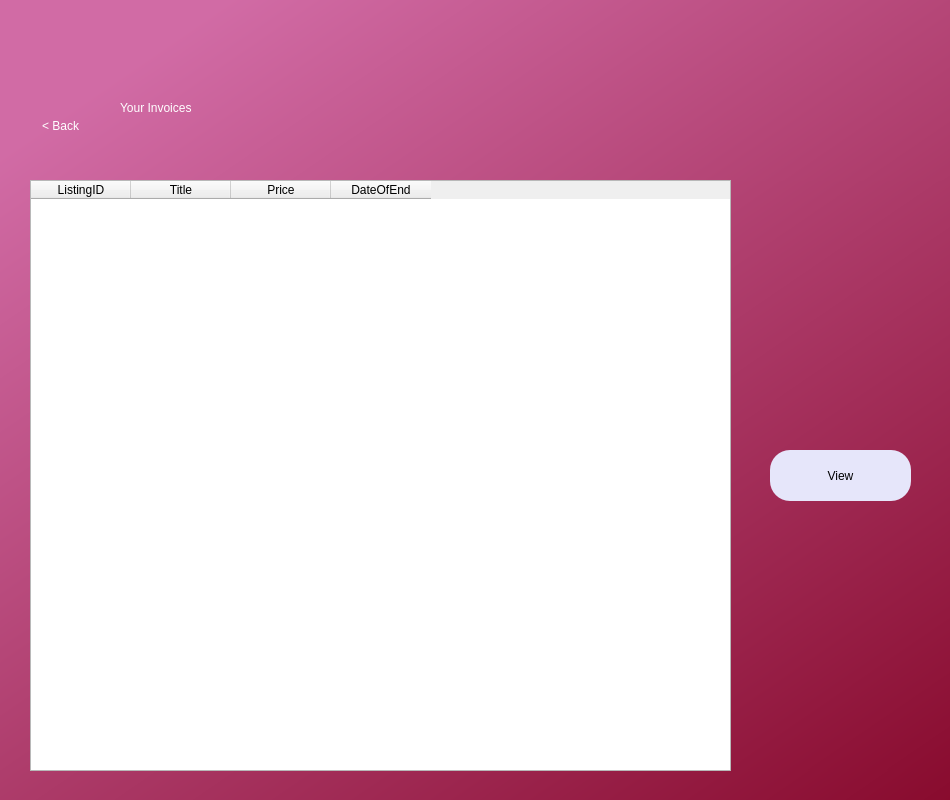
Old version of the form findinv.ui in the repository AnshulS853/Coursework-Improved.
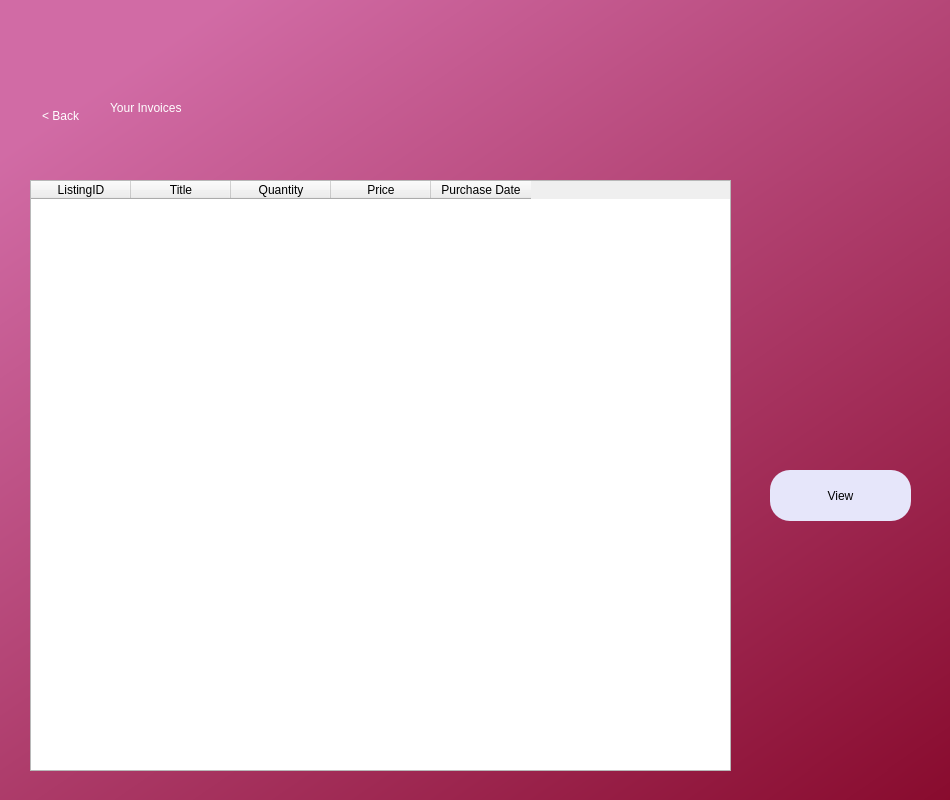
New version of the form.

Diff of the .ui file:
```diff
--- a/findinv.ui
+++ b/findinv.ui
@@ -41,7 +41,7 @@
    <widget class="QLabel" name="label">
     <property name="geometry">
      <rect>
-      <x>120</x>
+      <x>110</x>
       <y>50</y>
       <width>576</width>
       <height>116</height>
@@ -77,7 +77,7 @@
     <property name="geometry">
      <rect>
       <x>770</x>
-      <y>450</y>
+      <y>470</y>
       <width>141</width>
       <height>51</height>
      </rect>
@@ -95,7 +95,7 @@
     <property name="geometry">
      <rect>
       <x>20</x>
-      <y>80</y>
+      <y>70</y>
       <width>81</width>
       <height>91</height>
      </rect>
@@ -133,6 +133,11 @@
       <string>Title</string>
      </property>
     </column>
+    <column>
+     <property name="text">
+      <string>Quantity</string>
+     </property>
+    </column>
     <column>
      <property name="text">
       <string>Price</string>
@@ -140,7 +145,7 @@
     </column>
     <column>
      <property name="text">
-      <string>DateOfEnd</string>
+      <string>Purchase Date</string>
      </property>
     </column>
    </widget>
```
